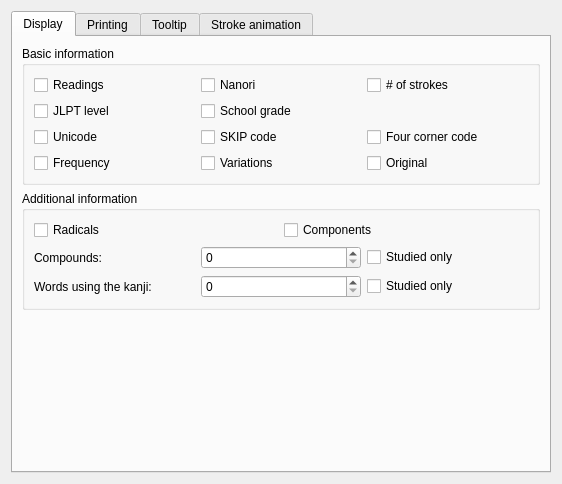
First picture: the form in src/gui/kanjidic2/Kanjidic2Preferences.ui, repository Gnurou/tagainijisho, before the edit.
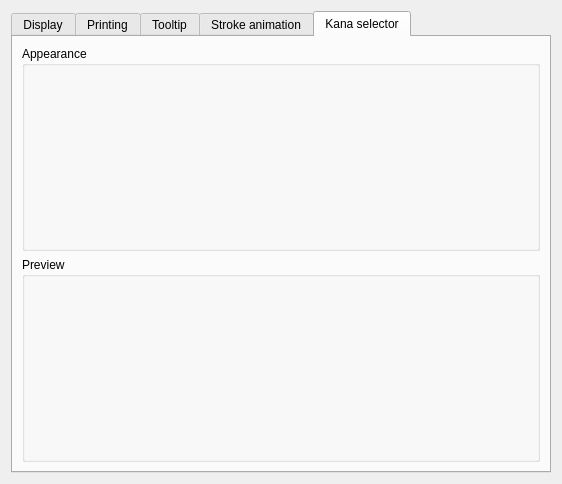
Second picture: the form after the edit. The open tabs and pages were chosen to show the change. Icons and pictures are not drawn.

Commit message: Raw design of kana selector preferences

```diff
--- a/src/gui/kanjidic2/Kanjidic2Preferences.ui
+++ b/src/gui/kanjidic2/Kanjidic2Preferences.ui
@@ -767,6 +767,29 @@
        </item>
       </layout>
      </widget>
+     <widget class="QWidget" name="tab_2">
+      <attribute name="title">
+       <string>Kana selector</string>
+      </attribute>
+      <layout class="QVBoxLayout" name="verticalLayout_13">
+       <item>
+        <widget class="QGroupBox" name="kanaAppearanceBox">
+         <property name="title">
+          <string>Appearance</string>
+         </property>
+         <layout class="QVBoxLayout" name="verticalLayout_14"/>
+        </widget>
+       </item>
+       <item>
+        <widget class="QGroupBox" name="kanaPreviewBox">
+         <property name="title">
+          <string>Preview</string>
+         </property>
+         <layout class="QVBoxLayout" name="verticalLayout_12"/>
+        </widget>
+       </item>
+      </layout>
+     </widget>
     </widget>
    </item>
   </layout>
```
Left out of the diff: 4 changed lines with no effect on the pictures. The commit also changes 4 other files.
